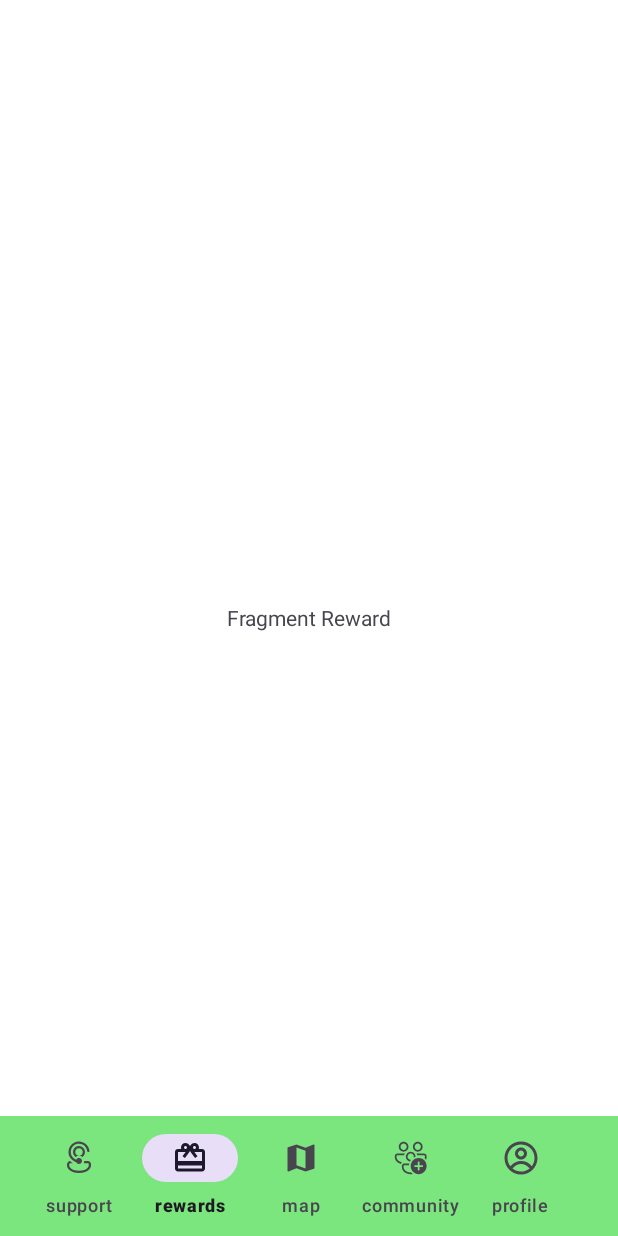
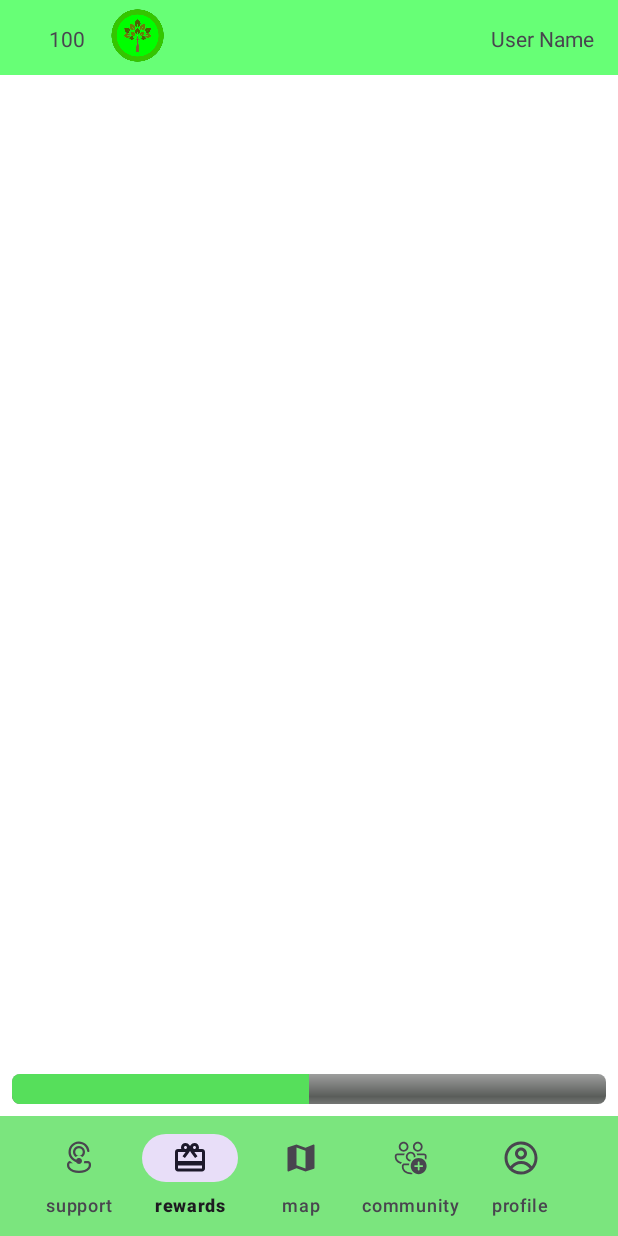
Before and after one commit to ziflhigan/UrbanCycle, an Android app: the screen it shows after launch (MainActivity), item 2 of the bottom bar chosen, on a phone screen of 412 x 824 dp. Run offline under Robolectric (Android 15) with nearby library versions, the phone set to English and light mode, and no system bars.

Commit message:
Reward Testing by Qiao

```diff
--- a/app/src/main/java/com/example/urbancycle/DatabaseHelper.java
+++ b/app/src/main/java/com/example/urbancycle/DatabaseHelper.java
@@ -275,7 +275,7 @@ public class DatabaseHelper extends SQLiteOpenHelper {
     }
 
     // Retrieve a reward by its ID
-    public Cursor getRewardById(int rewardId) {
+    public Cursor getRewardById(long rewardId) {
         SQLiteDatabase db = this.getReadableDatabase();
         return db.query(TABLE_REWARDS, null, COLUMN_REWARD_ID + "=?",
                 new String[] { String.valueOf(rewardId) }, null, null, null);
--- a/app/src/main/res/layout/fragment_reward.xml
+++ b/app/src/main/res/layout/fragment_reward.xml
@@ -1,14 +1,74 @@
 <?xml version="1.0" encoding="utf-8"?>
-<FrameLayout xmlns:android="http://schemas.android.com/apk/res/android"
+<androidx.constraintlayout.widget.ConstraintLayout xmlns:android="http://schemas.android.com/apk/res/android"
+    xmlns:app="http://schemas.android.com/apk/res-auto"
     xmlns:tools="http://schemas.android.com/tools"
     android:layout_width="match_parent"
     android:layout_height="match_parent"
     tools:context=".RewardFragment">
 
+    <View
+        android:id="@+id/greenRectangle"
+        android:layout_width="match_parent"
+        android:layout_height="50dp"
+        android:background="#67FF76"
+        app:layout_constraintEnd_toEndOf="parent"
+        app:layout_constraintHorizontal_bias="1.0"
+        app:layout_constraintStart_toStartOf="parent"
+        app:layout_constraintTop_toTopOf="parent" />
+
     <TextView
-        android:layout_width="match_parent"
-        android:layout_height="match_parent"
-        android:text="Fragment Reward"
-        android:gravity="center"/>
+        android:id="@+id/UserName"
+        android:layout_width="wrap_content"
+        android:layout_height="wrap_content"
+        android:layout_marginTop="16dp"
+        android:layout_marginEnd="16dp"
+        android:text="User Name"
+        app:layout_constraintEnd_toEndOf="@+id/greenRectangle"
+        app:layout_constraintTop_toTopOf="parent" />
 
-</FrameLayout>
+    <TextView
+        android:id="@+id/Points"
+        android:layout_width="wrap_content"
+        android:layout_height="wrap_content"
+        android:layout_marginTop="16dp"
+        android:layout_marginEnd="8dp"
+        android:text="100"
+        app:layout_constraintEnd_toStartOf="@+id/imageView6"
+        app:layout_constraintHorizontal_bias="0.9"
+        app:layout_constraintStart_toStartOf="parent"
+        app:layout_constraintTop_toTopOf="parent" />
+
+    <ProgressBar
+        android:id="@+id/progressBar"
+        style="@android:style/Widget.ProgressBar.Horizontal"
+        android:layout_width="0dp"
+        android:layout_height="wrap_content"
+        android:layout_marginStart="8dp"
+        android:layout_marginEnd="8dp"
+        android:layout_marginBottom="88dp"
+        android:max="100"
+        android:progress="50"
+        android:progressTint="@color/green"
+        app:layout_constraintBottom_toBottomOf="parent"
+        app:layout_constraintEnd_toEndOf="parent"
+        app:layout_constraintHorizontal_bias="1.0"
+        app:layout_constraintStart_toStartOf="parent" />
+
+    <androidx.constraintlayout.widget.Guideline
+        android:id="@+id/guideline"
+        android:layout_width="wrap_content"
+        android:layout_height="wrap_content"
+        android:orientation="horizontal"
+        app:layout_constraintGuide_end="80dp" />
+
+    <ImageView
+        android:id="@+id/imageView6"
+        android:layout_width="47dp"
+        android:layout_height="35dp"
+        android:layout_marginStart="68dp"
+        android:layout_marginTop="-10dp"
+        android:src="@drawable/tree_coin"
+        app:layout_constraintStart_toStartOf="parent"
+        app:layout_constraintTop_toTopOf="@+id/Points" />
+
+</androidx.constraintlayout.widget.ConstraintLayout>
```
Also changed, not shown: app/src/main/res/drawable/tree_coin.png (added), 1 other file.
